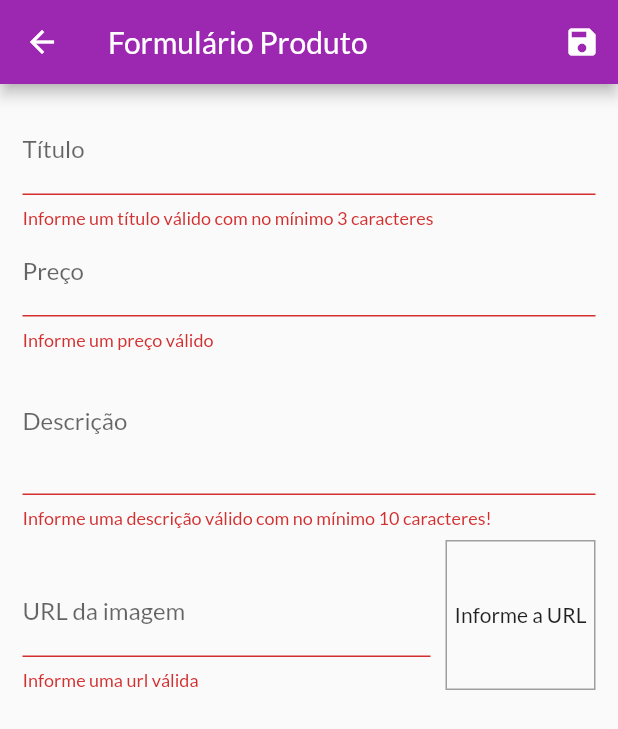
After one commit to brthema072/shop, a Flutter app: the ProductFormScreen screen opened by its route, after a tap on the "save" icon, on a phone screen of 412 x 824 dp. The commit adds this screen. Shown: the top 729 px of the screen. Run offline on Flutter 3.47's test engine with Material 2 defaults, Android fonts, the phone set to English and light mode, and no system bars; network calls fail.

Commit message:
adicionando crud de produtos

```diff
--- a/lib/main.dart
+++ b/lib/main.dart
@@ -7,6 +7,8 @@ import './views/products_overview_screen.dart';
 import './views/cart_screen.dart';
 import './views/product_detail_screen.dart';
 import './views/orders_screen.dart';
+import './views/products_screen.dart';
+import './views/product_form_screen.dart';
 
 import './providers/products.dart';
 import './providers/cart.dart';
@@ -42,6 +44,8 @@ class MyApp extends StatelessWidget {
           AppRoutes.PRODUCT_DETAIL: (ctx) => ProductDetailScreen(),
           AppRoutes.CART: (ctx) => CartScreen(),
           AppRoutes.ORDERS: (ctx) => OrdersScreen(),
+          AppRoutes.PRODUCTS: (ctx) => ProductsScreen(),
+          AppRoutes.PRODUCT_FORM: (ctx) => ProductFormScreen(),
         },
       ),
     );
--- a/lib/providers/product.dart
+++ b/lib/providers/product.dart
@@ -9,7 +9,7 @@ class Product with ChangeNotifier{
   bool isFavorite;
 
   Product({
-    @required this.id,
+   this.id,
     @required this.title,
     @required this.description,
     @required this.price,
--- a/lib/utils/app_routes.dart
+++ b/lib/utils/app_routes.dart
@@ -3,4 +3,6 @@ class AppRoutes{
   static const PRODUCT_DETAIL = '/product-detail';
   static const CART = '/cart';
   static const ORDERS = '/orders';
+  static const PRODUCTS = '/products';
+  static const PRODUCT_FORM = '/product-form';
 }
--- /dev/null
+++ b/lib/views/product_form_screen.dart
@@ -0,0 +1,245 @@
+import 'dart:math';
+
+import 'package:flutter/material.dart';
+import 'package:provider/provider.dart';
+
+import '../providers/product.dart';
+import '../providers/products.dart';
+
+class ProductFormScreen extends StatefulWidget {
+  @override
+  _ProductFormScreenState createState() => _ProductFormScreenState();
+}
+
+class _ProductFormScreenState extends State<ProductFormScreen> {
+
+  final _priceFocusNode = FocusNode();
+  final _descriptionFocusNode = FocusNode();
+  final _imageUrlFocusNode = FocusNode();
+  final _imageUrlController = TextEditingController();
+  final _form = GlobalKey<FormState>();
+  final _formData = Map<String, Object>();
+
+  @override
+  void initState(){
+    super.initState();
+    _imageUrlFocusNode.addListener(_updateImageUrl);
+  }
+
+  @override
+  void didChangeDependencies(){
+    super.didChangeDependencies();
+
+    if(_formData.isEmpty){
+      final product = ModalRoute.of(context).settings.arguments as Product;
+
+      if(product != null){
+        _formData['id'] = product.id;
+        _formData['title'] = product.title;
+        _formData['price'] = product.price;
+        _formData['description'] = product.description;
+        _formData['urlImage'] = product.imageUrl;
+        _imageUrlController.text = _formData['urlImage'];
+
+      }else{
+        _formData['price'] = '';
+      }
+
+    }
+  }
+
+  void _updateImageUrl(){
+    if(isValidImageUrl(_imageUrlController.text)){
+      setState(() {
+
+      });
+    }
+  }
+
+  bool isValidImageUrl(String url){
+    bool startWithHttp = url.toLowerCase().startsWith('http://');
+    bool startWithHttps = url.toLowerCase().startsWith('https://');
+
+    bool endsWithPng = url.toLowerCase().endsWith('.png');
+    bool endsWithJpg = url.toLowerCase().endsWith('.jpg');
+    bool endsWithJpeg = url.toLowerCase().endsWith('.jpeg');
+
+    return (startWithHttp || startWithHttps) && (endsWithPng || endsWithJpg || endsWithJpeg);
+  }
+
+  @override
+  void dispose(){
+    super.dispose();
+    _priceFocusNode.dispose();
+    _descriptionFocusNode.dispose();
+    _imageUrlFocusNode.removeListener(_updateImageUrl);
+    _imageUrlFocusNode.dispose();
+  }
+
+  void _saveForm(){
+    bool isValid = _form.currentState.validate();
+
+    if(!isValid){
+      return;
+    }
+
+    _form.currentState.save();
+
+    final product = Product(
+      id: _formData['id'],
+      title: _formData['title'],
+      price: _formData['price'],
+      description: _formData['description'],
+      imageUrl: _formData['urlImage']
+    );
+
+    final products = Provider.of<Products>(context, listen: false);
+    if(_formData['id']==null){
+      products..addProduct(product);
+    }else{
+      products.updateProdut(product);
+    }
+    Navigator.of(context).pop();
+  }
+
+  @override
+  Widget build(BuildContext context) {
+    return Scaffold(
+      appBar: AppBar(
+        title: Text('Formulário Produto'),
+        actions: <Widget>[
+          IconButton(
+            icon: Icon(Icons.save),
+            onPressed: (){
+              _saveForm();
+            },
+          )
+        ],
+      ),
+      body: Padding(
+        padding: const EdgeInsets.all(15.0),
+        child: Form(
+          key: _form,
+          child: ListView(
+            children: <Widget>[
+              TextFormField(
+                initialValue: _formData['title'],
+                decoration: InputDecoration(labelText: 'Título'),
+                textInputAction: TextInputAction.next,
+                onFieldSubmitted: (_){
+                  FocusScope.of(context).requestFocus(_priceFocusNode);
+                },
+                onSaved: (value) => _formData['title'] = value,
+                validator: (value){
+                  bool isEmpty = value.trim().isEmpty;
+                  bool  isInvalid = value.trim().length <3;
+
+                  if(isEmpty || isInvalid){
+                    return 'Informe um título válido com no mínimo 3 caracteres';
+                  }
+
+                  return null;
+                },
+              ),
+              TextFormField(
+                initialValue: _formData['price'].toString(),
+                decoration: InputDecoration(labelText: 'Preço'),
+                textInputAction: TextInputAction.next,
+                focusNode: _priceFocusNode,
+                keyboardType: TextInputType.numberWithOptions(
+                  decimal: true,
+                ),
+                onFieldSubmitted: (_){
+                  FocusScope.of(context).requestFocus(_descriptionFocusNode);
+                },
+                onSaved: (value) => _formData['price'] = double.parse(value),
+                validator: (value){
+                  bool isEmpty = value.trim().isEmpty;
+                  var newPrice = double.tryParse(value);
+
+                  bool  isInvalid = newPrice == null || newPrice <= 0;
+
+                  if(isEmpty || isInvalid){
+                    return 'Informe um preço válido';
+                  }
+
+                  return null;
+
+                },
+              ),
+              TextFormField(
+                initialValue: _formData['description'],
+                decoration: InputDecoration(labelText: 'Descrição'),
+                maxLines: 3,
+                keyboardType: TextInputType.multiline,
+                focusNode: _descriptionFocusNode,
+                onSaved: (value) => _formData['description'] = value,
+                validator: (value){
+                  bool isEmpty = value.trim().isEmpty;
+                  bool  isInvalid = value.trim().length <10;
+
+                  if(isEmpty || isInvalid){
+                    return 'Informe uma descrição válido com no mínimo 10 caracteres!';
+                  }
+
+                  return null;
+                },
+              ),
+              Row(
+                crossAxisAlignment: CrossAxisAlignment.end,
+                children: <Widget>[
+                  Expanded(
+                    child: TextFormField(
+                      decoration: InputDecoration(labelText: 'URL da imagem'),
+                      keyboardType: TextInputType.url,
+                      textInputAction: TextInputAction.done,
+                      focusNode: _imageUrlFocusNode,
+                      controller: _imageUrlController,
+                      onFieldSubmitted: (_){
+                        _saveForm();
+                      },
+                      onSaved: (value) => _formData['urlImage'] = value,
+                      validator: (value){
+                        bool isEmpty = value.trim().isEmpty;
+                        bool isInvalid = !isValidImageUrl(value);
+
+                        if(isEmpty || isInvalid){
+                          return 'Informe uma url válida';
+                        }
+
+                        return null;
+                      },
+                    ),
+                  ),
+                  Container(
+                    height: 100,
+                    width: 100,
+                    margin: EdgeInsets.only(
+                      top: 8,
+                      left: 10,
+                    ),
+                    decoration: BoxDecoration(
+                      border: Border.all(
+                        color: Colors.grey,
+                        width: 1,
+                      ),
+                    ),
+                    alignment: Alignment.center,
+                    child: _imageUrlController.text.isEmpty
+                    ? Text('Informe a URL')
+                    : FittedBox(
+                        child: Image.network(
+                          _imageUrlController.text,
+                          fit: BoxFit.cover,
+                        ),
+                      ),
+                  )
+                ],
+              )
+            ],
+          ),
+        ),
+      ),
+    );
+  }
+}
--- a/lib/widgets/product_grid.dart
+++ b/lib/widgets/product_grid.dart
@@ -1,7 +1,7 @@
 import 'package:flutter/material.dart';
 import 'package:provider/provider.dart';
 
-import '../widgets/product_item.dart';
+import 'product_grid_item.dart';
 import '../providers/products.dart';
 
 class ProductGrid extends StatelessWidget {
@@ -23,7 +23,7 @@ class ProductGrid extends StatelessWidget {
       itemCount: products.length,
       itemBuilder: (ctx, i)=> ChangeNotifierProvider.value(
         value:products[i],
-        child: ProductItem(),
+        child: ProductGridItem(),
       ),
       gridDelegate: SliverGridDelegateWithFixedCrossAxisCount(
         crossAxisCount: 2,
```
Also changed, not shown: lib/providers/cart.dart (+21 -0 lines), lib/providers/products.dart (+35 -2 lines), lib/views/products_screen.dart (added, +45 -0 lines), lib/widgets/app_drawer.dart (+12 -1 lines), lib/widgets/cart_item_widget.dart (+23 -0 lines), lib/widgets/product_grid_item.dart (added, +67 -0 lines), lib/widgets/product_item.dart (+53 -41 lines).
